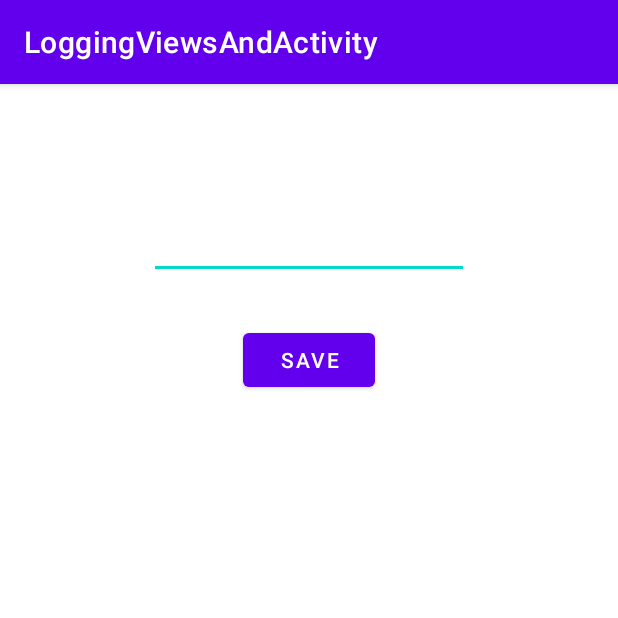
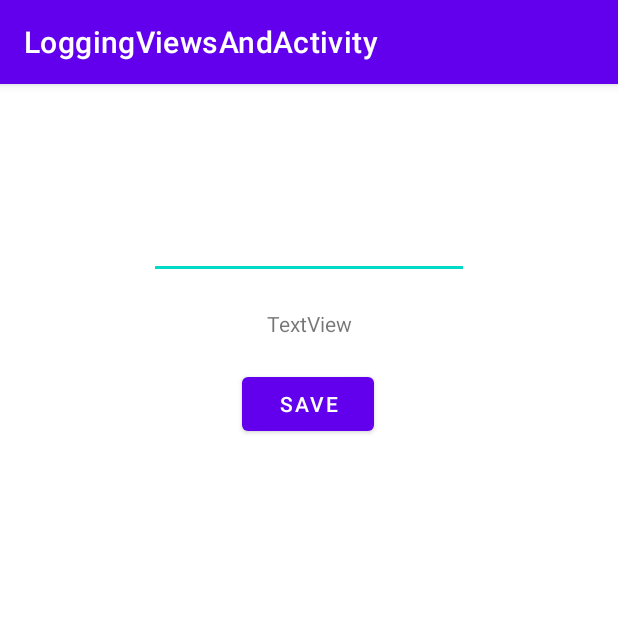
Before and after one commit to nico-loy/firstapp_1, an Android app: the LessonRatingActivity screen opened directly, with no data from a screen before it, after a tap on "NOTE", on a phone screen of 412 x 824 dp, the top half of it. Run offline under Robolectric (Android 15) with nearby library versions, the phone set to English and light mode, and no system bars; pictures from the network do not load; 1 statement that could not run was skipped.

Commit message:
Android App Architecture

```diff
--- a/app/src/main/java/at/fh/mappdev/loggingviewsandactivity/LessonNoteActivity.kt
+++ b/app/src/main/java/at/fh/mappdev/loggingviewsandactivity/LessonNoteActivity.kt
@@ -4,8 +4,12 @@ import androidx.appcompat.app.AppCompatActivity
 import android.os.Bundle
 import android.widget.EditText
 import android.widget.TextView
+import androidx.activity.viewModels
 
 class LessonNoteActivity : AppCompatActivity() {
+
+    private val viewModel: LessonNoteViewModel by viewModels()
+
     override fun onCreate(savedInstanceState: Bundle?) {
         super.onCreate(savedInstanceState)
         setContentView(R.layout.activity_lesson_note)
@@ -14,13 +18,16 @@ class LessonNoteActivity : AppCompatActivity() {
 
         //In the text view show the text of the lesson note
         findViewById<TextView>(R.id.lesson_name).text = lessonName
-        findViewById<EditText>(R.id.lesson_note_editTextTextMultiLine).setText(LessonRepository.findLessonNoteById(this,lessonId)?.text ?:"")
+        viewModel.findLessonNoteById(lessonId)
+        viewModel.note.observe(this){
+            findViewById<TextView>(R.id.lesson_note_text_view).text = it?.text
+        }
+        //findViewById<EditText>(R.id.lesson_note_editTextTextMultiLine).setText(LessonRepository.findLessonNoteById(this,lessonId)?.text ?:"")
 
         findViewById<TextView>(R.id.save_note_button).setOnClickListener {
             //add the note to the Repository
             LessonRepository.addLessonNote(this,LessonNote(lessonId, lessonName, findViewById<TextView>(R.id.lesson_note_editTextTextMultiLine).text.toString()))
-            findViewById<EditText>(R.id.lesson_note_editTextTextMultiLine).setText(LessonRepository.findLessonNoteById(this,lessonId)?.text)
-            finish();
+           // findViewById<EditText>(R.id.lesson_note_editTextTextMultiLine).setText(LessonRepository.findLessonNoteById(this,lessonId)?.text)
             }
         }
 }
--- a/app/src/main/java/at/fh/mappdev/loggingviewsandactivity/LessonNoteViewModel.kt
+++ b/app/src/main/java/at/fh/mappdev/loggingviewsandactivity/LessonNoteViewModel.kt
@@ -2,8 +2,18 @@ package at.fh.mappdev.loggingviewsandactivity
 
 import android.app.Application
 import androidx.lifecycle.AndroidViewModel
+import androidx.lifecycle.LiveData
+import androidx.lifecycle.MutableLiveData
+import androidx.lifecycle.Transformations
 
 class LessonNoteViewModel(application: Application): AndroidViewModel(application) {
     //ViewModel implementation here
+    private val noteId = MutableLiveData<String>()
+    public val note: LiveData<LessonNote?> = Transformations.switchMap(noteId) {
+        LessonRepository.findLessonNoteByIdLiveData(getApplication(), it.toString())
+    }
 
+    fun findLessonNoteById(id: String){
+        noteId.value = id
+    }
 }
--- a/app/src/main/res/layout/activity_lesson_note.xml
+++ b/app/src/main/res/layout/activity_lesson_note.xml
@@ -32,8 +32,19 @@
         android:id="@+id/save_note_button"
         android:layout_width="wrap_content"
         android:layout_height="wrap_content"
-        android:layout_marginTop="30dp"
+        android:layout_marginTop="20dp"
         android:text="Save"
+        app:layout_constraintEnd_toEndOf="parent"
+        app:layout_constraintHorizontal_bias="0.498"
+        app:layout_constraintStart_toStartOf="parent"
+        app:layout_constraintTop_toBottomOf="@+id/lesson_note_text_view" />
+
+    <TextView
+        android:id="@+id/lesson_note_text_view"
+        android:layout_width="wrap_content"
+        android:layout_height="wrap_content"
+        android:layout_marginTop="20dp"
+        android:text="TextView"
         app:layout_constraintEnd_toEndOf="parent"
         app:layout_constraintStart_toStartOf="parent"
         app:layout_constraintTop_toBottomOf="@+id/lesson_note_editTextTextMultiLine" />
```
Also changed, not shown: app/src/main/java/at/fh/mappdev/loggingviewsandactivity/LessonListActivity.kt (+13 -9 lines), app/src/main/java/at/fh/mappdev/loggingviewsandactivity/LessonListViewModel.kt (added, +19 -0 lines), app/src/main/java/at/fh/mappdev/loggingviewsandactivity/LessonRepository.kt (+21 -0 lines), app/src/main/java/at/fh/mappdev/loggingviewsandactivity/NetworkResult.kt (added, +10 -0 lines).
